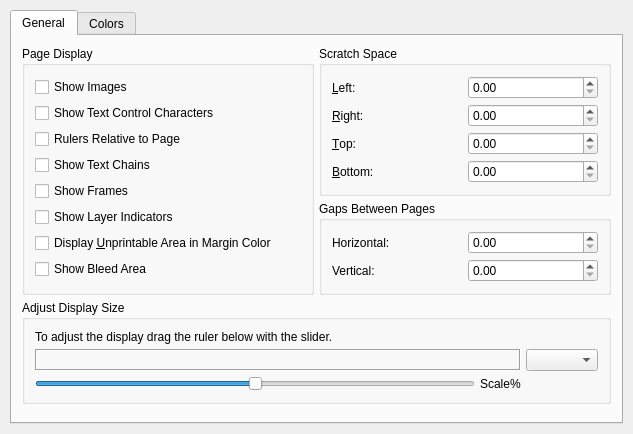
Above: scribus/tabdisplay.ui from scribusproject/scribus before the change. Below: the same form after it.
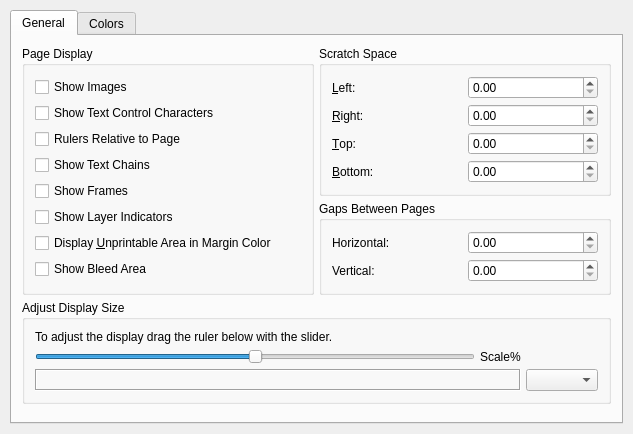
That is the form after the change. Custom widgets are drawn as their Qt base class.

Commit message: Fixed Bug #6738: display adjustment slider : improve

```diff
--- a/scribus/tabdisplay.ui
+++ b/scribus/tabdisplay.ui
@@ -324,28 +324,6 @@
            </widget>
           </item>
           <item row="1" column="0" >
-           <widget class="QLabel" name="CaliRuler" >
-            <property name="minimumSize" >
-             <size>
-              <width>20</width>
-              <height>20</height>
-             </size>
-            </property>
-            <property name="frameShape" >
-             <enum>QFrame::Box</enum>
-            </property>
-            <property name="frameShadow" >
-             <enum>QFrame::Sunken</enum>
-            </property>
-            <property name="wordWrap" >
-             <bool>false</bool>
-            </property>
-           </widget>
-          </item>
-          <item row="1" column="1" >
-           <widget class="QComboBox" name="rulerUnitCombo" />
-          </item>
-          <item row="2" column="0" >
            <layout class="QHBoxLayout" >
             <property name="spacing" >
              <number>5</number>
@@ -390,6 +368,28 @@
             </item>
            </layout>
           </item>
+          <item row="2" column="0" >
+           <widget class="QLabel" name="CaliRuler" >
+            <property name="minimumSize" >
+             <size>
+              <width>20</width>
+              <height>20</height>
+             </size>
+            </property>
+            <property name="frameShape" >
+             <enum>QFrame::Box</enum>
+            </property>
+            <property name="frameShadow" >
+             <enum>QFrame::Sunken</enum>
+            </property>
+            <property name="wordWrap" >
+             <bool>false</bool>
+            </property>
+           </widget>
+          </item>
+          <item row="2" column="1" >
+           <widget class="QComboBox" name="rulerUnitCombo" />
+          </item>
          </layout>
         </widget>
        </item>
```
